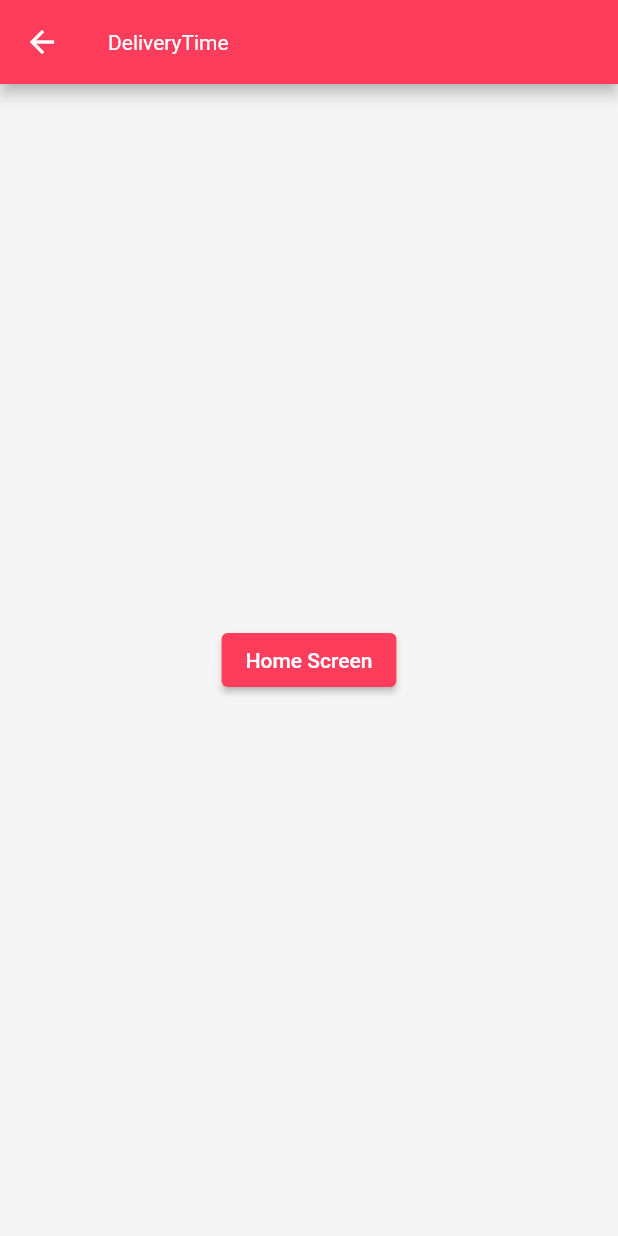
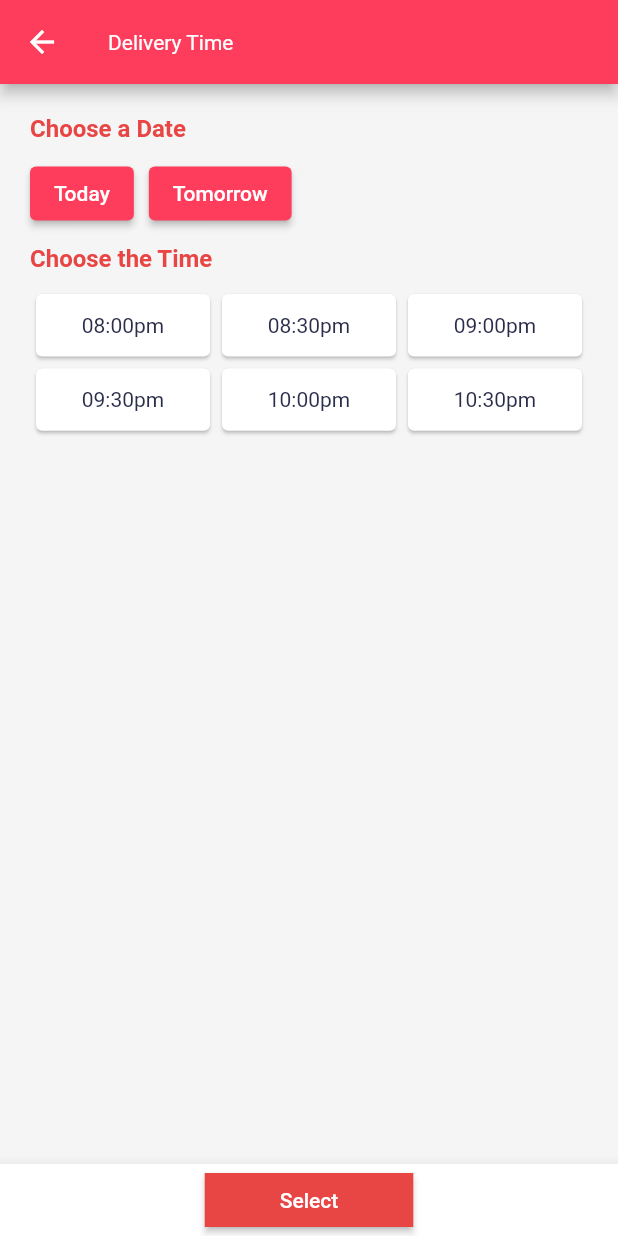
Before and after one commit to maxonflutter/flutter_food_delivery_series, a Flutter app: the DeliveryTimeScreen screen opened directly, on a phone screen of 412 x 824 dp. Run offline on Flutter 3.47's test engine with Material 2 defaults, Android fonts, the phone set to English and light mode, and no system bars; our stand-ins replace bloc, equatable, flutter_bloc, flutter_svg, geolocator, google_maps_flutter; network calls fail; Roboto replaces fonts that are missing (Futura).

Commit message:
Select delivery time

```diff
--- a/lib/blocs/basket/basket_bloc.dart
+++ b/lib/blocs/basket/basket_bloc.dart
@@ -27,6 +27,8 @@ class BasketBloc extends Bloc<BasketEvent, BasketState> {
       yield* _mapToggleSwitchToState(event, state);
     } else if (event is AddVoucher) {
       yield* _mapAddVoucherToState(event, state);
+    } else if (event is SelectDeliveryTime) {
+      yield* _mapSelectDeliveryTimeToState(event, state);
     }
   }
 
@@ -107,4 +109,16 @@ class BasketBloc extends Bloc<BasketEvent, BasketState> {
       } catch (_) {}
     }
   }
+
+  Stream<BasketState> _mapSelectDeliveryTimeToState(
+    SelectDeliveryTime event,
+    BasketState state,
+  ) async* {
+    if (state is BasketLoaded) {
+      try {
+        yield BasketLoaded(
+            basket: state.basket.copyWith(deliveryTime: event.deliveryTime));
+      } catch (_) {}
+    }
+  }
 }
--- a/lib/blocs/basket/basket_event.dart
+++ b/lib/blocs/basket/basket_event.dart
@@ -50,3 +50,18 @@
   @override
   List<Object?> get props => [voucher];
 }
+
+class SelectDeliveryDay extends BasketEvent {
+  const SelectDeliveryDay();
+
+  @override
+  List<Object?> get props => [];
+}
+
+class SelectDeliveryTime extends BasketEvent {
+  final DeliveryTime deliveryTime;
+  const SelectDeliveryTime(this.deliveryTime);
+
+  @override
+  List<Object?> get props => [deliveryTime];
+}
--- a/lib/config/app_router.dart
+++ b/lib/config/app_router.dart
@@ -20,6 +20,8 @@ class AppRouter {
         return BasketScreen.route();
       case VoucherScreen.routeName:
         return VoucherScreen.route();
+      case DeliveryTimeScreen.routeName:
+        return DeliveryTimeScreen.route();
       case EditBasketScreen.routeName:
         return EditBasketScreen.route();
       case RestaurantDetailsScreen.routeName:
--- a/lib/models/basket_model.dart
+++ b/lib/models/basket_model.dart
@@ -6,22 +6,26 @@ class Basket extends Equatable {
   final List<MenuItem> items;
   final bool cutlery;
   final Voucher? voucher;
+  final DeliveryTime? deliveryTime;
 
   Basket({
     this.items = const <MenuItem>[],
     this.cutlery = false,
     this.voucher,
+    this.deliveryTime,
   });
 
   Basket copyWith({
     List<MenuItem>? items,
     bool? cutlery,
     Voucher? voucher,
+    DeliveryTime? deliveryTime,
   }) {
     return Basket(
       items: items ?? this.items,
       cutlery: cutlery ?? this.cutlery,
       voucher: voucher ?? this.voucher,
+      deliveryTime: deliveryTime ?? this.deliveryTime,
     );
   }
 
@@ -30,6 +34,7 @@ class Basket extends Equatable {
         items,
         cutlery,
         voucher,
+        deliveryTime,
       ];
 
   Map itemQuantity(items) {
--- /dev/null
+++ b/lib/models/delivery_time_model.dart
@@ -0,0 +1,85 @@
+import 'package:equatable/equatable.dart';
+
+class DeliveryTime extends Equatable {
+  final int id;
+  final String value;
+  final DateTime time;
+
+  DeliveryTime({
+    required this.id,
+    required this.value,
+    required this.time,
+  });
+
+  @override
+  List<Object?> get props => [id, value, time];
+
+  static List<DeliveryTime> deliveryTimes = [
+    DeliveryTime(
+      id: 1,
+      value: '08:00pm',
+      time: DateTime(
+        DateTime.now().year,
+        DateTime.now().month,
+        DateTime.now().day,
+        20,
+        0,
+      ),
+    ),
+    DeliveryTime(
+      id: 2,
+      value: '08:30pm',
+      time: DateTime(
+        DateTime.now().year,
+        DateTime.now().month,
+        DateTime.now().day,
+        20,
+        30,
+      ),
+    ),
+    DeliveryTime(
+      id: 3,
+      value: '09:00pm',
+      time: DateTime(
+        DateTime.now().year,
+        DateTime.now().month,
+        DateTime.now().day,
+        21,
+        0,
+      ),
+    ),
+    DeliveryTime(
+      id: 4,
+      value: '09:30pm',
+      time: DateTime(
+        DateTime.now().year,
+        DateTime.now().month,
+        DateTime.now().day,
+        21,
+        30,
+      ),
+    ),
+    DeliveryTime(
+      id: 5,
+      value: '10:00pm',
+      time: DateTime(
+        DateTime.now().year,
+        DateTime.now().month,
+        DateTime.now().day,
+        22,
+        0,
+      ),
+    ),
+    DeliveryTime(
+      id: 6,
+      value: '10:30pm',
+      time: DateTime(
+        DateTime.now().year,
+        DateTime.now().month,
+        DateTime.now().day,
+        22,
+        30,
+      ),
+    ),
+  ];
+}
--- a/lib/models/models.dart
+++ b/lib/models/models.dart
@@ -5,3 +5,4 @@ export 'restaurant_model.dart';
 export 'basket_model.dart';
 export 'voucher_model.dart';
 export 'menu_item_model.dart';
+export 'delivery_time_model.dart';
--- a/lib/screens/basket/basket_screen.dart
+++ b/lib/screens/basket/basket_screen.dart
@@ -210,27 +210,46 @@ class BasketScreen extends StatelessWidget {
                 mainAxisAlignment: MainAxisAlignment.spaceBetween,
                 children: [
                   SvgPicture.asset('assets/delivery_time.svg'),
-                  Column(
+                  BlocBuilder<BasketBloc, BasketState>(
+                    builder: (context, state) {
+                      if (state is BasketLoaded) {
+                        return (state.basket.deliveryTime == null)
+                            ? Column(
                                 mainAxisAlignment: MainAxisAlignment.center,
                                 children: [
                                   SizedBox(height: 20),
                                   Text(
                                     'Delivery in 20 minutes',
-                        style: Theme.of(context).textTheme.headline6,
+                                    style:
+                                        Theme.of(context).textTheme.headline6,
                                   ),
                                   TextButton(
-                        onPressed: () {},
+                                    onPressed: () {
+                                      Navigator.pushNamed(
+                                          context, '/delivery-time');
+                                    },
                                     child: Text(
                                       'Change',
                                       style: Theme.of(context)
                                           .textTheme
                                           .headline6!
                                           .copyWith(
-                                  color: Theme.of(context).colorScheme.primary),
+                                              color: Theme.of(context)
+                                                  .colorScheme
+                                                  .primary),
                                     ),
                                   ),
                                 ],
                               )
+                            : Text(
+                                'Delivery at ${state.basket.deliveryTime!.value}',
+                                style: Theme.of(context).textTheme.headline6,
+                              );
+                      } else {
+                        return Text('Something went wrong');
+                      }
+                    },
+                  ),
                 ],
               ),
             ),
--- a/lib/screens/delivery_time/delivery_time_screen.dart
+++ b/lib/screens/delivery_time/delivery_time_screen.dart
@@ -1,4 +1,7 @@
 import 'package:flutter/material.dart';
+import 'package:flutter_bloc/flutter_bloc.dart';
+import 'package:flutter_food_delivery_app/blocs/basket/basket_bloc.dart';
+import 'package:flutter_food_delivery_app/models/delivery_time_model.dart';
 
 class DeliveryTimeScreen extends StatelessWidget {
   static const String routeName = '/delivery-time';
@@ -13,13 +16,111 @@ class DeliveryTimeScreen extends StatelessWidget {
   @override
   Widget build(BuildContext context) {
     return Scaffold(
-      appBar: AppBar(title: Text('DeliveryTime')),
-      body: Center(
-        child: ElevatedButton(
-          child: Text('Home Screen'),
-          onPressed: () {
-            Navigator.pushNamed(context, '/');
-          },
+      appBar: AppBar(
+        title: Text('Delivery Time'),
+      ),
+      bottomNavigationBar: BottomAppBar(
+        child: Container(
+          child: Row(
+            mainAxisAlignment: MainAxisAlignment.center,
+            children: [
+              ElevatedButton(
+                style: ElevatedButton.styleFrom(
+                  padding: const EdgeInsets.symmetric(horizontal: 50),
+                  shape: RoundedRectangleBorder(),
+                  primary: Theme.of(context).colorScheme.secondary,
+                ),
+                child: Text('Select'),
+                onPressed: () {
+                  Navigator.pop(context);
+                },
+              )
+            ],
+          ),
+        ),
+      ),
+      body: Padding(
+        padding: const EdgeInsets.all(20.0),
+        child: Column(
+          crossAxisAlignment: CrossAxisAlignment.start,
+          children: [
+            Text(
+              'Choose a Date',
+              style: Theme.of(context).textTheme.headline4!.copyWith(
+                    color: Theme.of(context).colorScheme.secondary,
+                  ),
+            ),
+            Container(
+              width: double.infinity,
+              margin: const EdgeInsets.only(top: 10, bottom: 10),
+              child: Row(
+                children: [
+                  ElevatedButton(
+                    onPressed: () {
+                      ScaffoldMessenger.of(context).showSnackBar(
+                        SnackBar(
+                          content: Text('Delivery is Today!'),
+                          duration: Duration(seconds: 2),
+                        ),
+                      );
+                    },
+                    child: Text('Today'),
+                  ),
+                  SizedBox(width: 10),
+                  ElevatedButton(
+                    onPressed: () {
+                      ScaffoldMessenger.of(context).showSnackBar(
+                        SnackBar(
+                          content: Text('Delivery is Tomorrow!'),
+                          duration: Duration(seconds: 2),
+                        ),
+                      );
+                    },
+                    child: Text('Tomorrow'),
+                  ),
+                ],
+              ),
+            ),
+            Text(
+              'Choose the Time',
+              style: Theme.of(context).textTheme.headline4!.copyWith(
+                    color: Theme.of(context).colorScheme.secondary,
+                  ),
+            ),
+            Expanded(
+              child: Container(
+                margin: const EdgeInsets.only(top: 10, bottom: 10),
+                child: GridView.builder(
+                  gridDelegate: const SliverGridDelegateWithFixedCrossAxisCount(
+                    crossAxisCount: 3,
+                    childAspectRatio: 2.5,
+                  ),
+                  itemCount: DeliveryTime.deliveryTimes.length,
+                  itemBuilder: (context, index) {
+                    return BlocBuilder<BasketBloc, BasketState>(
+                      builder: (context, state) {
+                        return Card(
+                          child: Center(
+                            child: TextButton(
+                              onPressed: () {
+                                context.read<BasketBloc>().add(
+                                    SelectDeliveryTime(
+                                        DeliveryTime.deliveryTimes[index]));
+                              },
+                              child: Text(
+                                '${DeliveryTime.deliveryTimes[index].value}',
+                                style: Theme.of(context).textTheme.headline6,
+                              ),
+                            ),
+                          ),
+                        );
+                      },
+                    );
+                  },
+                ),
+              ),
+            ),
+          ],
         ),
       ),
     );
--- a/pubspec.yaml
+++ b/pubspec.yaml
@@ -32,6 +32,8 @@ dependencies:
   http: ^0.13.4
   flutter_rating_bar: ^4.0.0
   geolocator: ^7.7.1
+  intl: ^0.17.0
+
 
 
 
```
Also changed, not shown: pubspec.lock. Lines whose indentation alone changed are shown as unchanged.
